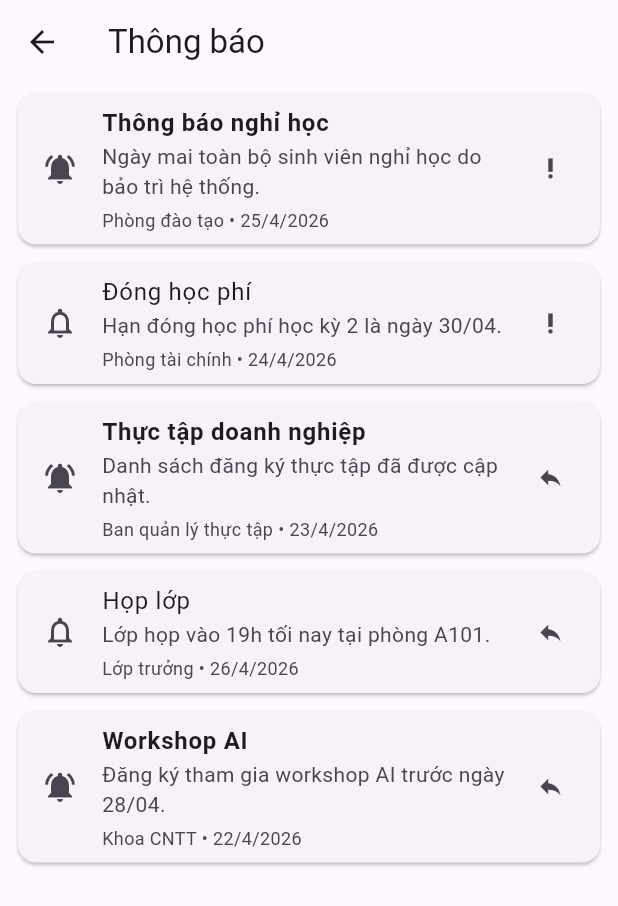
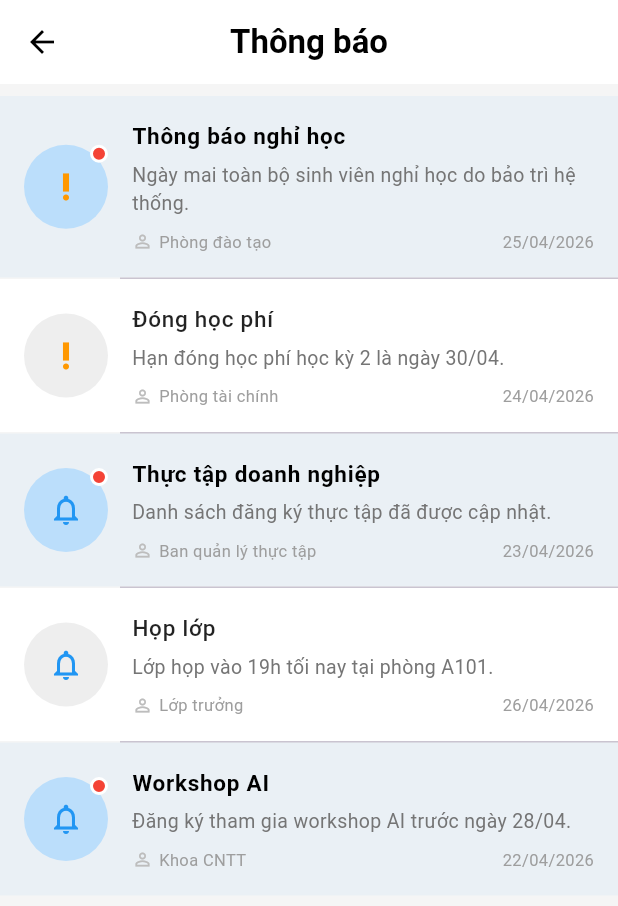
Before and after one commit to Daohung123/LabVnua, a Flutter app: the NotificationView screen opened directly, on a phone screen of 412 x 824 dp. Shown: the top 906 px of the screen. Run offline on Flutter 3.47's test engine with Material 3 defaults, Android fonts, the light colour scheme and no system bars; our stand-ins replace sqflite; accounts and stored records are empty.

Commit message:
view_noti_final_01

```diff
--- a/lib/features/notification/screens/view_noti_student.dart
+++ b/lib/features/notification/screens/view_noti_student.dart
@@ -1,62 +1,118 @@
 import 'package:aqedu/features/notification/ctrls/ctrl_noti_student.dart';
 import 'package:flutter/material.dart';
-
+import 'package:intl/intl.dart'; // Nhớ thêm intl vào pubspec.yaml
+import '../models/notification_student.dart';
 
 class NotificationView extends StatelessWidget {
   const NotificationView({super.key});
 
   @override
   Widget build(BuildContext context) {
-    final notifications = getNotification(); // ✅ gọi trực tiếp
+    // Giả sử lấy dữ liệu từ hàm của bạn
+    final List<NotificationItem> notifications = getNotification();
 
     return Scaffold(
+      backgroundColor: Colors.grey[100],
       appBar: AppBar(
-        title: const Text("Thông báo"),
+        title: const Text(
+          "Thông báo",
+          style: TextStyle(fontWeight: FontWeight.bold),
         ),
-      body: notifications.isEmpty
-          ? const Center(child: Text("Không có thông báo"))
-          : ListView.builder(
+        centerTitle: true,
+        elevation: 0,
+        backgroundColor: Colors.white,
+        foregroundColor: Colors.black,
+      ),
+      body: ListView.separated(
+        padding: const EdgeInsets.symmetric(vertical: 8),
         itemCount: notifications.length,
+        separatorBuilder: (context, index) =>
+            const Divider(height: 1, indent: 80),
         itemBuilder: (context, index) {
           final item = notifications[index];
+          final bool isRead = item.isDaDoc ?? false;
+          final bool isUrgent = item.isPhaiXem ?? false;
 
-                return Card(
-                  margin: const EdgeInsets.symmetric(
-                      horizontal: 12, vertical: 6),
+          return Container(
+            color: isRead ? Colors.white : Colors.blue.withOpacity(0.05),
             child: ListTile(
-                    leading: Icon(
-                      item.isDaDoc == true
-                          ? Icons.notifications_none
-                          : Icons.notifications_active,
+              contentPadding: const EdgeInsets.symmetric(
+                horizontal: 16,
+                vertical: 8,
+              ),
+              leading: Stack(
+                children: [
+                  CircleAvatar(
+                    radius: 28,
+                    backgroundColor: isRead
+                        ? Colors.grey[200]
+                        : Colors.blue[100],
+                    child: Icon(
+                      isUrgent ? Icons.priority_high : Icons.notifications_none,
+                      color: isUrgent ? Colors.orange : Colors.blue,
+                    ),
+                  ),
+                  if (!isRead)
+                    Positioned(
+                      right: 0,
+                      top: 0,
+                      child: Container(
+                        width: 12,
+                        height: 12,
+                        decoration: BoxDecoration(
+                          color: Colors.red,
+                          shape: BoxShape.circle,
+                          border: Border.all(color: Colors.white, width: 2),
+                        ),
+                      ),
+                    ),
+                ],
               ),
               title: Text(
-                      item.tieuDe ?? "",
+                item.tieuDe ?? 'Không có tiêu đề',
+                maxLines: 1,
+                overflow: TextOverflow.ellipsis,
                 style: TextStyle(
-                        fontWeight: item.isDaDoc == true
-                            ? FontWeight.normal
-                            : FontWeight.bold,
+                  fontWeight: isRead ? FontWeight.w500 : FontWeight.bold,
+                  color: isRead ? Colors.black87 : Colors.black,
+                  fontSize: 15,
                 ),
               ),
               subtitle: Column(
                 crossAxisAlignment: CrossAxisAlignment.start,
                 children: [
-                        Text(item.noiDung ?? ""),
                   const SizedBox(height: 4),
                   Text(
-                          "${item.nguoiGui ?? ""} • ${_formatDate(item.ngayGui)}",
-                          style: const TextStyle(fontSize: 12),
+                    item.noiDung ?? 'Không có nội dung',
+                    maxLines: 2,
+                    overflow: TextOverflow.ellipsis,
+                    style: TextStyle(color: Colors.grey[600], fontSize: 13),
+                  ),
+                  const SizedBox(height: 8),
+                  Row(
+                    children: [
+                      Icon(
+                        Icons.person_outline,
+                        size: 14,
+                        color: Colors.grey[400],
+                      ),
+                      const SizedBox(width: 4),
+                      Text(
+                        item.nguoiGui ?? "N/A",
+                        style: TextStyle(fontSize: 11, color: Colors.grey[500]),
+                      ),
+                      const Spacer(),
+                      Text(
+                        item.ngayGui != null
+                            ? DateFormat('dd/MM/yyyy').format(item.ngayGui!)
+                            : "--/--",
+                        style: TextStyle(fontSize: 11, color: Colors.grey[500]),
                       ),
                     ],
                   ),
-                    trailing: Column(
-                      mainAxisAlignment: MainAxisAlignment.center,
-                      children: [
-                        if (item.isPhaiXem == true)
-                          const Icon(Icons.priority_high, size: 18),
-                        if (item.isXemPhanHoi == true)
-                          const Icon(Icons.reply, size: 18),
                 ],
               ),
+              onTap: () => _showDetail(context, item),
             ),
           );
         },
@@ -64,8 +120,45 @@ class NotificationView extends StatelessWidget {
     );
   }
 
-  String _formatDate(DateTime? date) {
-    if (date == null) return "";
-    return "${date.day}/${date.month}/${date.year}";
+  void _showDetail(BuildContext context, NotificationItem item) {
+    showModalBottomSheet(
+      context: context,
+      shape: const RoundedRectangleBorder(
+        borderRadius: BorderRadius.vertical(top: Radius.circular(20)),
+      ),
+      builder: (context) => Padding(
+        padding: const EdgeInsets.all(20),
+        child: Column(
+          mainAxisSize: MainAxisSize.min,
+          crossAxisAlignment: CrossAxisAlignment.start,
+          children: [
+            Center(
+              child: Container(
+                width: 40,
+                height: 4,
+                decoration: BoxDecoration(
+                  color: Colors.grey[300],
+                  borderRadius: BorderRadius.circular(10),
+                ),
+              ),
+            ),
+            const SizedBox(height: 20),
+            Text(
+              item.tieuDe ?? "",
+              style: const TextStyle(fontSize: 18, fontWeight: FontWeight.bold),
+            ),
+            const Divider(),
+            Text(item.noiDung ?? ""),
+            const SizedBox(height: 20),
+            Text(
+              "Người gửi: ${item.nguoiGui}",
+              style: const TextStyle(fontWeight: FontWeight.w500),
+            ),
+            Text("Đối tượng: ${(item.dsDoiTuong ?? []).join(", ")}"),
+            const SizedBox(height: 30),
+          ],
+        ),
+      ),
+    );
   }
 }
```
Also changed, not shown: pubspec.lock. Lines whose indentation alone changed are shown as unchanged.
